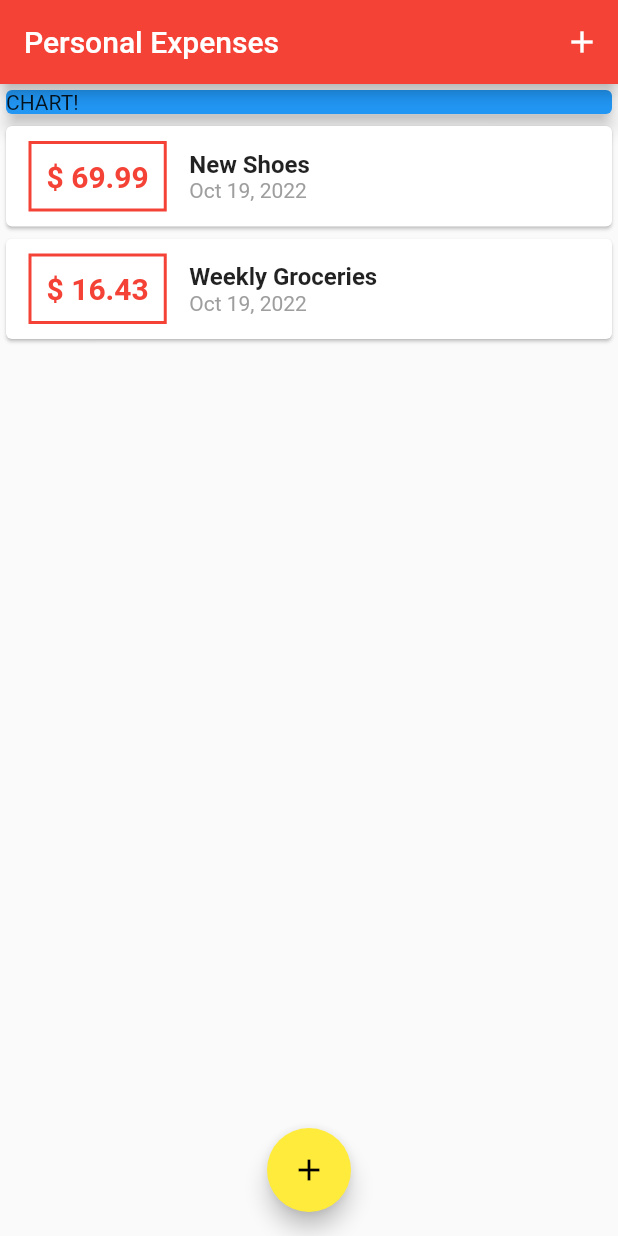
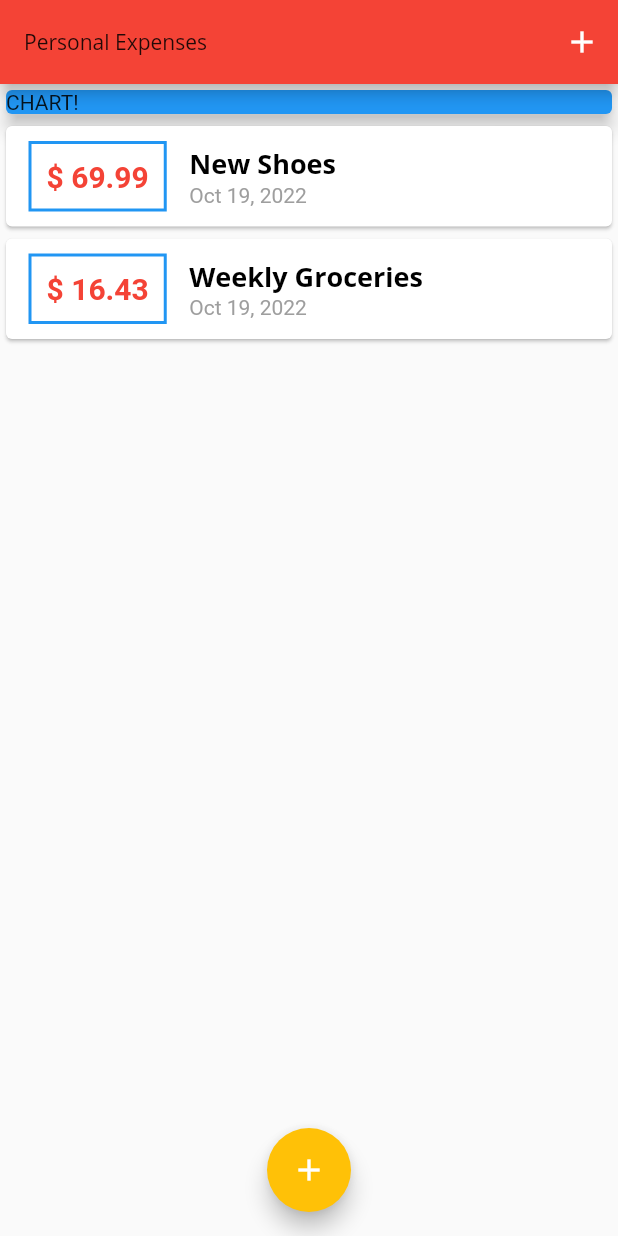
Before and after one commit to AqeelAaqi/Expenses_counter, a Flutter app: the screen it shows after launch, on a phone screen of 412 x 824 dp. Run offline on Flutter 3.47's test engine with Material 2 defaults, Android fonts, the phone set to English and light mode, and no system bars.

Commit message:
custome font applying

```diff
--- a/lib/main.dart
+++ b/lib/main.dart
@@ -18,8 +18,26 @@ class MyApp extends StatelessWidget {
     return MaterialApp(
       title: 'Personal Expenses',
       theme: ThemeData(
-        primarySwatch: Colors.red,
-        accentColor: Colors.amber,
+        colorScheme: ColorScheme.fromSwatch(
+          primarySwatch: Colors.red).copyWith(secondary: Colors.amber),
+          fontFamily: 'QuickSand',
+          textTheme: ThemeData.light().textTheme.copyWith(
+              caption: TextStyle(
+                fontFamily: 'OpenSans',
+                fontSize: 18,
+                color: Colors.black,
+                fontWeight:FontWeight.bold,
+              )
+          ),
+          appBarTheme: AppBarTheme(
+              textTheme: ThemeData.light().textTheme.copyWith(
+                          subtitle1: TextStyle(
+                          fontFamily: 'OpenSans',
+                          fontSize: 20,
+                          fontWeight:FontWeight.bold,
+                      )
+              )
+          ),
       ),
       home: const MyHomePage(title: 'Personal Expenses'),
     );
@@ -92,7 +110,7 @@ class _MyHomePageState extends State<MyHomePage> {
 
     return Scaffold(
       appBar: AppBar(
-        title: Text(widget.title),
+        title: Text(widget.title, style: TextStyle(fontFamily: 'OpenSans'),),
         actions: <Widget>[
           IconButton(
             onPressed: (){
@@ -122,7 +140,7 @@ class _MyHomePageState extends State<MyHomePage> {
       ),
       floatingActionButtonLocation: FloatingActionButtonLocation.centerFloat,
       floatingActionButton: FloatingActionButton(
-        backgroundColor: Colors.yellow,
+        // backgroundColor: Colors.yellow,
         onPressed: (){
           _startProcessAddNewTransaction(context);
         },
--- a/lib/widgets/transaction_list.dart
+++ b/lib/widgets/transaction_list.dart
@@ -42,10 +42,7 @@ class TransactionList extends StatelessWidget {
                 children: <Widget>[
                   Text(
                     transactions[index].title,
-                    style: const TextStyle(
-                      fontSize: 16,
-                      fontWeight: FontWeight.bold,
-                    ),
+                    style: Theme.of(context).textTheme.caption,
                   ),
                   Text(
                     DateFormat.yMMMd().format(transactions[index].date),//tx.date.toString(),//'yyyy/MM/dd'
```
Also changed, not shown: pubspec.yaml (+11 -0 lines), assets/fonts/OpenSans-Bold.ttf (added), assets/fonts/OpenSans-Regular.ttf (added), assets/fonts/Quicksand-Bold.ttf (added), assets/fonts/Quicksand-Light.ttf (added), assets/fonts/Quicksand-Medium.ttf (added), assets/fonts/Quicksand-Regular.ttf (added).
